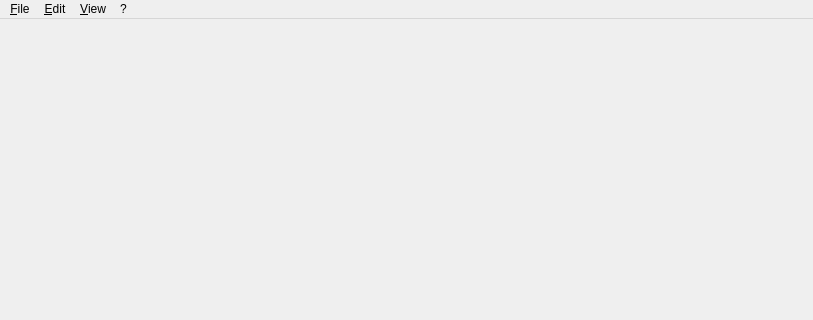
Before: the Qt Designer form ui/MainWindow.ui in cegui/ceed-cpp, drawn with Qt 5; both pictures show x 0 to 813 and y 0 to 320 of the 813 by 864 pixel window.
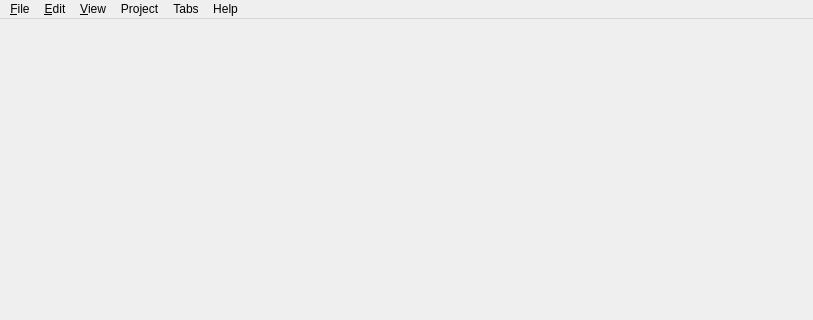
After: the same form once the commit is applied. Icons and pictures are not drawn.

Commit message: Main window menu is built, including icons

The edit to the form file:
```diff
--- a/ui/MainWindow.ui
+++ b/ui/MainWindow.ui
@@ -125,9 +125,9 @@
     <addaction name="separator"/>
     <addaction name="actionQuit"/>
    </widget>
-   <widget class="QMenu" name="menu">
+   <widget class="QMenu" name="menu_Help">
     <property name="title">
-     <string>?</string>
+     <string>Help</string>
     </property>
     <addaction name="actionAbout"/>
     <addaction name="actionLicense"/>
@@ -142,11 +142,39 @@
     <property name="title">
      <string>&amp;View</string>
     </property>
+    <addaction name="action_Docks_Toolbars"/>
+    <addaction name="actionStatusbar"/>
+    <addaction name="separator"/>
+    <addaction name="actionZoom_In"/>
+    <addaction name="actionZoom_Out"/>
+    <addaction name="actionNormal_size"/>
+    <addaction name="separator"/>
+    <addaction name="actionFull_Screen"/>
+   </widget>
+   <widget class="QMenu" name="menuProject">
+    <property name="title">
+     <string>Project</string>
+    </property>
+    <addaction name="actionReload_Resources"/>
+    <addaction name="separator"/>
+    <addaction name="actionSettings"/>
+   </widget>
+   <widget class="QMenu" name="menuTabs">
+    <property name="title">
+     <string>Tabs</string>
+    </property>
+    <addaction name="actionPrevious_Tab"/>
+    <addaction name="actionNext_Tab"/>
+    <addaction name="separator"/>
+    <addaction name="actionCloseOtherTabs"/>
+    <addaction name="actionCloseAllTabs"/>
    </widget>
    <addaction name="menu_File"/>
    <addaction name="menu_Edit"/>
    <addaction name="menu_View"/>
-   <addaction name="menu"/>
+   <addaction name="menuProject"/>
+   <addaction name="menuTabs"/>
+   <addaction name="menu_Help"/>
   </widget>
   <widget class="QStatusBar" name="statusbar"/>
   <action name="actionAbout">
```
Left out of the diff: 283 changed lines with no effect on the pictures. The commit also changes 3 other files.
